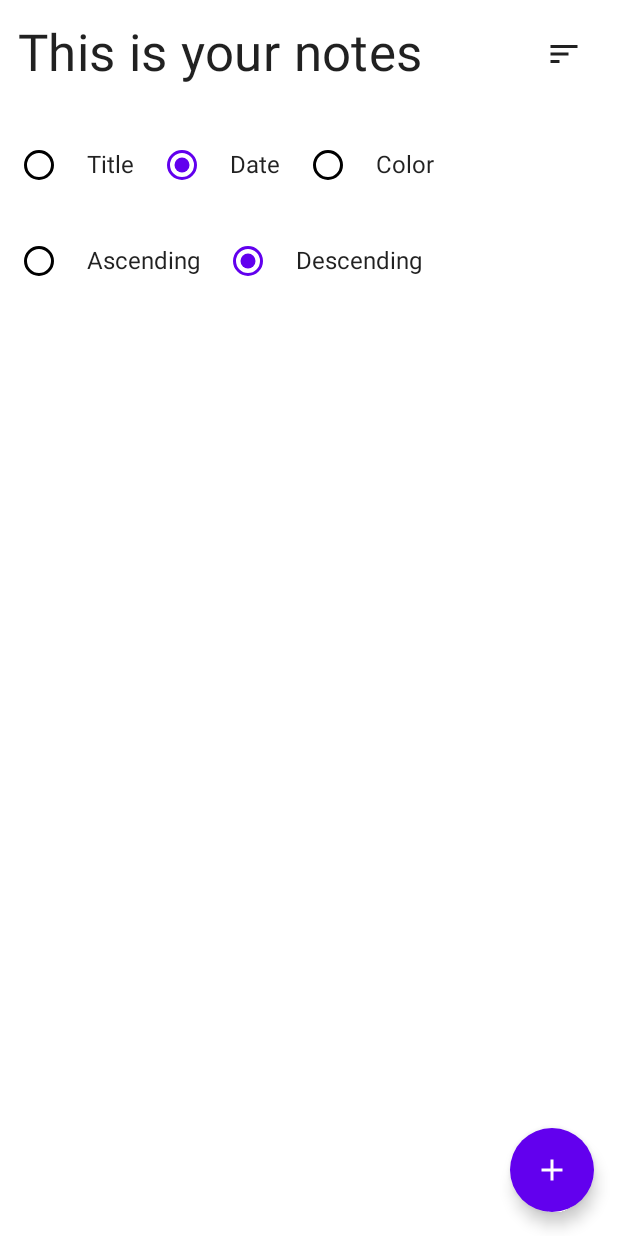
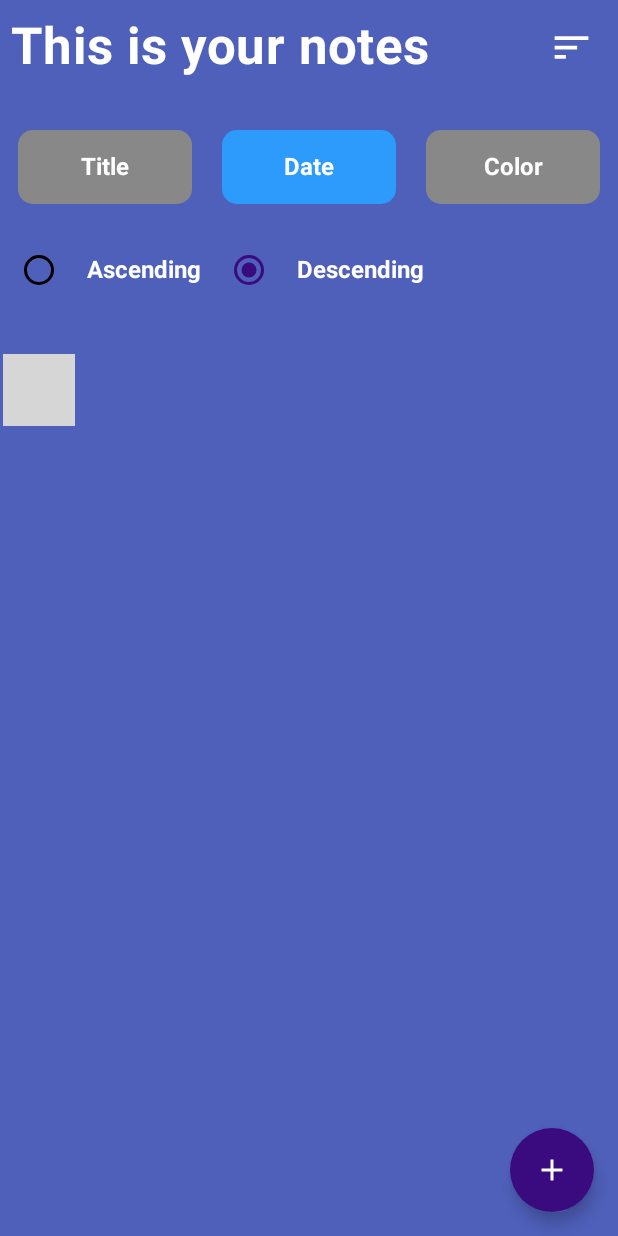
Before and after one commit to kareemAboelatta/To-do-app, an Android app built with Jetpack Compose: the screen it shows after launch (MainActivity), after a tap on "Sort", on a phone screen of 412 x 824 dp. Run offline under Robolectric (Android 15) with nearby library versions, the phone set to English and light mode, and no system bars; our stand-ins replace Dagger/Hilt's generated code, Room's generated code; 1 statement that could not run was skipped; grey boxes are pictures that could not be loaded.

Commit message:
use chips

```diff
--- a/app/src/main/java/com/example/noteapp/feature_note/domain/use_case/AddNote.kt
+++ b/app/src/main/java/com/example/noteapp/feature_note/domain/use_case/AddNote.kt
@@ -17,5 +17,7 @@ class AddNote(
             throw InvalidNoteException("The content of the note can't be empty.")
         }
         repository.insertNote(note)
+
+
     }
 }
--- a/app/src/main/java/com/example/noteapp/feature_note/presentation/add_edit_note/AddEditNoteScreen.kt
+++ b/app/src/main/java/com/example/noteapp/feature_note/presentation/add_edit_note/AddEditNoteScreen.kt
@@ -128,7 +128,7 @@ fun AddEditNoteScreen(
                 },
                 isHintVisible = titleState.isHintVisible,
                 singleLine = true,
-                textStyle = MaterialTheme.typography.h5
+                textStyle = MaterialTheme.typography.h4
             )
             Spacer(modifier = Modifier.height(16.dp))
             TransparentHintTextField(
@@ -141,7 +141,7 @@ fun AddEditNoteScreen(
                     viewModel.onEvent(AddEditNoteEvent.ChangeContentFocus(it))
                 },
                 isHintVisible = contentState.isHintVisible,
-                textStyle = MaterialTheme.typography.body1,
+                textStyle = MaterialTheme.typography.h5,
                 modifier = Modifier.fillMaxHeight()
             )
         }
--- a/app/src/main/java/com/example/noteapp/feature_note/presentation/notes/NotesScreen.kt
+++ b/app/src/main/java/com/example/noteapp/feature_note/presentation/notes/NotesScreen.kt
@@ -24,19 +24,25 @@ import androidx.compose.runtime.rememberCoroutineScope
 import androidx.compose.ui.Alignment
 import androidx.compose.ui.ExperimentalComposeUiApi
 import androidx.compose.ui.Modifier
+import androidx.compose.ui.draw.clip
 import androidx.compose.ui.graphics.Color
 import androidx.compose.ui.platform.LocalSoftwareKeyboardController
+import androidx.compose.ui.res.colorResource
 import androidx.compose.ui.text.TextStyle
+import androidx.compose.ui.text.font.FontWeight
 import androidx.compose.ui.text.input.ImeAction
 import androidx.compose.ui.text.input.KeyboardType
 import androidx.compose.ui.unit.dp
 import androidx.hilt.navigation.compose.hiltViewModel
 import androidx.navigation.NavController
+import com.example.noteapp.R
+import com.example.noteapp.feature_note.domain.model.Note
 import com.example.noteapp.feature_note.presentation.notes.components.NoteItem
 import com.example.noteapp.feature_note.presentation.notes.components.OrderSection
 import com.example.noteapp.feature_note.presentation.util.Screen
 import kotlinx.coroutines.launch
 
+@OptIn(ExperimentalFoundationApi::class)
 @RequiresApi(Build.VERSION_CODES.N)
 @Composable
 fun NotesScreen(
@@ -68,17 +74,21 @@ fun NotesScreen(
         Column(
             modifier = Modifier
                 .fillMaxSize()
+                .background(color = colorResource(id = R.color.purple_500))
                 .padding(2.dp)
         ) {
             Row(
-                modifier = Modifier.fillMaxWidth()
-                    .padding(10.dp),
+                modifier = Modifier
+                    .fillMaxWidth()
+                    .padding(5.dp),
                 horizontalArrangement = Arrangement.SpaceBetween,
                 verticalAlignment = Alignment.CenterVertically
             ) {
                 Text(
                     text = "This is your notes",
-                    style = MaterialTheme.typography.h4
+                    style = MaterialTheme.typography.h4,
+                    color = Color.White,
+                    fontWeight = FontWeight.Bold
                 )
                 IconButton(
                     onClick = {
@@ -87,9 +97,77 @@ fun NotesScreen(
                 ) {
                     Icon(
                         imageVector = Icons.Default.Sort,
-                        contentDescription = "Sort"
+                        contentDescription = "Sort",
+                        tint = Color.White,
+                        modifier = Modifier.size(30.dp)
                     )
                 }
+            }
+
+
+
+
+
+
+
+            AnimatedVisibility(
+                visible = state.isOrderSectionVisible,
+                enter = fadeIn() + slideInHorizontally(),
+                exit = fadeOut() + slideOutHorizontally()
+            ) {
+                OrderSection(
+                    modifier = Modifier
+                        .fillMaxWidth()
+                        .padding(vertical = 16.dp),
+                    noteOrder = state.noteOrder,
+                    onOrderChange = {
+                        viewModel.onEvent(NotesEvent.Order(it))
+                    }
+                )
+            }
+            Spacer(modifier = Modifier.height(16.dp))
+
+
+            Column(modifier = Modifier.fillMaxSize()) {
+
+                LazyVerticalGrid(
+                    cells = GridCells.Fixed(2)
+                    , content ={
+                        items(state.notes){ note->
+                            Box(
+                                modifier = Modifier
+                                    .padding(5.dp),
+                                Alignment.Center,
+                                ){
+                                NoteItem(
+                                    note = note,
+                                    modifier = Modifier
+                                        .fillMaxWidth()
+                                        .clickable {
+                                            navController.navigate(
+                                                Screen.AddEditNoteScreen.route +
+                                                        "?noteId=${note.id}&noteColor=${note.color}"
+                                            )
+                                        },
+                                    onDeleteClick = {
+                                        viewModel.onEvent(NotesEvent.DeleteNote(note))
+                                        scope.launch {
+                                            val result = scaffoldState.snackbarHostState.showSnackbar(
+                                                message = "Note deleted",
+                                                actionLabel = "Undo"
+                                            )
+                                            if(result == SnackbarResult.ActionPerformed) {
+                                                viewModel.onEvent(NotesEvent.RestoreNote)
+                                            }
+                                        }
+                                    }
+                                )
+
+                            }
+
+                        }
+                    }
+                )
             }
 
 
@@ -106,25 +184,11 @@ fun NotesScreen(
 
 
 
-            AnimatedVisibility(
-                visible = state.isOrderSectionVisible,
-                enter = fadeIn() + slideInVertically(),
-                exit = fadeOut() + slideOutVertically()
-            ) {
-                OrderSection(
-                    modifier = Modifier
-                        .fillMaxWidth()
-                        .padding(vertical = 16.dp),
-                    noteOrder = state.noteOrder,
-                    onOrderChange = {
-                        viewModel.onEvent(NotesEvent.Order(it))
-                    }
-                )
-            }
-            Spacer(modifier = Modifier.height(16.dp))
-            LazyColumn(
-                modifier = Modifier.fillMaxSize()
-                .padding(16.dp)
+
+/*            LazyColumn(
+                modifier = Modifier
+                    .fillMaxSize()
+                    .padding(16.dp)
                 ) {
                 items(state.notes) { note ->
                     NoteItem(
@@ -152,7 +216,7 @@ fun NotesScreen(
                     )
                     Spacer(modifier = Modifier.height(16.dp))
                 }
-            }
+            }*/
         }
     }
 
--- a/app/src/main/java/com/example/noteapp/feature_note/presentation/notes/components/NoteItem.kt
+++ b/app/src/main/java/com/example/noteapp/feature_note/presentation/notes/components/NoteItem.kt
@@ -20,6 +20,7 @@ import androidx.compose.ui.geometry.Size
 import androidx.compose.ui.graphics.Color
 import androidx.compose.ui.graphics.Path
 import androidx.compose.ui.graphics.drawscope.clipPath
+import androidx.compose.ui.text.font.FontWeight
 import androidx.compose.ui.text.style.TextOverflow
 import androidx.compose.ui.unit.Dp
 import androidx.compose.ui.unit.dp
@@ -60,29 +61,34 @@ fun NoteItem(
         Column(
             modifier = Modifier
                 .fillMaxSize()
-                .padding(19.dp)
-                .padding(end = 35.dp)
+                .padding(15.dp)
         ) {
             Text(
                 text = note.title,
-                style = MaterialTheme.typography.h5,
-                color = MaterialTheme.colors.onSurface,
+                style = MaterialTheme.typography.h4,
+                color = Color.White,
                 maxLines = 1,
-                overflow = TextOverflow.Ellipsis
+                overflow = TextOverflow.Ellipsis,
+                fontWeight = FontWeight.Bold
             )
             Spacer(modifier = Modifier.height(8.dp))
             Text(
                 text = note.content,
                 style = MaterialTheme.typography.body1,
-                color = MaterialTheme.colors.onSurface,
-                maxLines = 10,
+                color = Color.White,
+                maxLines = 5,
                 overflow = TextOverflow.Ellipsis
             )
             Spacer(modifier = Modifier.height(5.dp))
 
+
+            Row(
+                modifier = Modifier.fillMaxWidth(),
+                horizontalArrangement = Arrangement.SpaceBetween,
+                verticalAlignment = Alignment.CenterVertically
+            ) {
                 Text(
                     modifier = Modifier
-                    .align(alignment = Alignment.End)
                         .padding(end = 5.dp),
                     text = convertTimestampToDate(note.timestamp),
                     style = MaterialTheme.typography.body2,
@@ -90,17 +96,23 @@ fun NoteItem(
                     maxLines = 1,
                     overflow = TextOverflow.Ellipsis
                 )
-        }
+
                 IconButton(
                     onClick = onDeleteClick,
-            modifier = Modifier.align(Alignment.BottomEnd)
+                    modifier = Modifier
+                        .size(40.dp)
                 ) {
                     Icon(
                         imageVector = Icons.Default.Delete,
                         contentDescription = "Delete note",
-                tint = MaterialTheme.colors.onSurface
+                        tint = Color.White,
                     )
                 }
+            }
+
+
+        }
+
     }
 
 
@@ -118,6 +130,6 @@ fun convertTimestampToDate(timestamp: Long): String {
         TODO("VERSION.SDK_INT < N")
     }
     val timeString = SimpleDateFormat("HH:mm").format(date)
-    val dateTimeString = "$dateString $timeString"
+    val dateTimeString = "$dateString"
     return dateTimeString
 }
--- a/app/src/main/java/com/example/noteapp/feature_note/presentation/notes/components/OrderSection.kt
+++ b/app/src/main/java/com/example/noteapp/feature_note/presentation/notes/components/OrderSection.kt
@@ -1,9 +1,18 @@
 package com.example.noteapp.feature_note.presentation.notes.components
 
+import androidx.compose.foundation.background
+import androidx.compose.foundation.clickable
 import androidx.compose.foundation.layout.*
-import androidx.compose.runtime.Composable
+import androidx.compose.foundation.shape.RoundedCornerShape
+import androidx.compose.material.Text
+import androidx.compose.runtime.*
+import androidx.compose.ui.Alignment
 import androidx.compose.ui.Modifier
+import androidx.compose.ui.draw.clip
+import androidx.compose.ui.graphics.Color
+import androidx.compose.ui.res.colorResource
 import androidx.compose.ui.unit.dp
+import com.example.noteapp.R
 import com.example.noteapp.feature_note.domain.util.NoteOrder
 import com.example.noteapp.feature_note.domain.util.OrderType
 
@@ -18,33 +27,85 @@ fun OrderSection(
     noteOrder: NoteOrder = NoteOrder.Date(OrderType.Descending),
     onOrderChange: (NoteOrder) -> Unit
 ) {
+
+    var selectedOrder by remember {
+        mutableStateOf(noteOrder)
+    }
+
+
     Column(
         modifier = modifier
     ) {
         Row(
             modifier = Modifier.fillMaxWidth()
         ) {
-            DefaultRadioButton(
-                text = "Title",
-                selected = noteOrder is NoteOrder.Title,
-                onSelect = {
-                    onOrderChange(NoteOrder.Title(noteOrder.orderType))
-                }
-            )
-            Spacer(modifier = Modifier.width(8.dp))
-            DefaultRadioButton(
-                text = "Date",
-                selected = noteOrder is NoteOrder.Date,
-                onSelect = { onOrderChange(NoteOrder.Date(noteOrder.orderType)) }
-            )
-            Spacer(modifier = Modifier.width(8.dp))
-            DefaultRadioButton(
-                text = "Color",
-                selected = noteOrder is NoteOrder.Color,
-                onSelect = { onOrderChange(NoteOrder.Color(noteOrder.orderType)) }
-            )
+            Box(
+                contentAlignment = Alignment.Center,
+                modifier = Modifier
+                    .padding(10.dp)
+                    .clickable {
+                        onOrderChange(NoteOrder.Title(noteOrder.orderType))
+                    }
+                    .clip(RoundedCornerShape(10.dp))
+                    .background(
+                        if (noteOrder is NoteOrder.Title) {
+                            colorResource(id = R.color.purple_700)
+                        } else {
+                            Color.Gray
+                        }
+                    )
+                    .padding(15.dp)
+                    .weight(1f)
+            ){
+                Text(text = "Title")
+            }
+
+            Box(
+                contentAlignment = Alignment.Center,
+                modifier = Modifier
+                    .padding(10.dp)
+                    .clickable {
+                        onOrderChange(NoteOrder.Date(noteOrder.orderType))
+                    }
+                    .clip(RoundedCornerShape(10.dp))
+                    .background(
+                        if (noteOrder is NoteOrder.Date) {
+                            colorResource(id = R.color.purple_700)
+                        } else {
+                            Color.Gray
+                        }
+                    )
+                    .padding(15.dp)
+                    .weight(1f)
+            ){
+                Text(text = "Date")
+            }
+
+            Box(
+                contentAlignment = Alignment.Center,
+                modifier = Modifier
+                    .padding(10.dp)
+                    .clickable {
+                        onOrderChange(NoteOrder.Color(noteOrder.orderType))
+                    }
+                    .clip(RoundedCornerShape(10.dp))
+                    .background(
+                        if (noteOrder is NoteOrder.Color) {
+                            colorResource(id = R.color.purple_700)
+                        } else {
+                            Color.Gray
+                        }
+                    )
+                    .padding(15.dp)
+                    .weight(1f)
+            ){
+                Text(text = "Color")
+            }
+
         }
-        Spacer(modifier = Modifier.height(16.dp))
+
+        Spacer(modifier = Modifier.height(10.dp))
+
         Row(
             modifier = Modifier.fillMaxWidth()
         ) {
--- a/app/src/main/java/com/example/noteapp/ui/theme/Color.kt
+++ b/app/src/main/java/com/example/noteapp/ui/theme/Color.kt
@@ -3,7 +3,7 @@ package com.example.noteapp.ui.theme
 import androidx.compose.ui.graphics.Color
 
 val Purple200 = Color(0xFFBB86FC)
-val Purple500 = Color(0xFF6200EE)
+val Purple500 = Color(0xFF3A0B7E)
 val Purple700 = Color(0xFF3700B3)
 val Teal200 = Color(0xFF03DAC5)
 
@@ -15,4 +15,4 @@ val Blue = Color(0xFF396FFA)
 val RedPink = Color(0xfff48fb1)
 val Green = Color(0xFF00B107)
 val Violet = Color(0xffcf94da)
-val YellowDark = Color(0xFFA7B402)
+val YellowDark = Color(0xFFCEAD1C)
--- a/app/src/main/java/com/example/noteapp/ui/theme/Type.kt
+++ b/app/src/main/java/com/example/noteapp/ui/theme/Type.kt
@@ -1,6 +1,7 @@
 package com.example.noteapp.ui.theme
 
 import androidx.compose.material.Typography
+import androidx.compose.ui.graphics.Color
 import androidx.compose.ui.text.TextStyle
 import androidx.compose.ui.text.font.FontFamily
 import androidx.compose.ui.text.font.FontWeight
@@ -10,8 +11,9 @@ import androidx.compose.ui.unit.sp
 val Typography = Typography(
     body1 = TextStyle(
         fontFamily = FontFamily.Default,
-        fontWeight = FontWeight.Normal,
-        fontSize = 16.sp
+        fontWeight = FontWeight.Bold,
+        fontSize = 16.sp,
+        color = Color.White
     )
     /* Other default text styles to override
     button = TextStyle(
--- a/app/src/main/res/values/colors.xml
+++ b/app/src/main/res/values/colors.xml
@@ -1,8 +1,8 @@
 <?xml version="1.0" encoding="utf-8"?>
 <resources>
     <color name="purple_200">#FFBB86FC</color>
-    <color name="purple_500">#FF6200EE</color>
-    <color name="purple_700">#FF3700B3</color>
+    <color name="purple_500">#4F60BB</color>
+    <color name="purple_700">#2C9BFB</color>
     <color name="teal_200">#FF03DAC5</color>
     <color name="teal_700">#FF018786</color>
 
--- a/app/src/main/res/values/themes.xml
+++ b/app/src/main/res/values/themes.xml
@@ -4,6 +4,7 @@
 
     <style name="Theme.NoteApp" parent="android:Theme.Material.Light.NoActionBar">
         <item name="android:statusBarColor">@color/purple_500</item>
+        <item name="android:background">@color/purple_500</item>
     </style>
 
 
```
Lines whose indentation alone changed are shown as unchanged.
